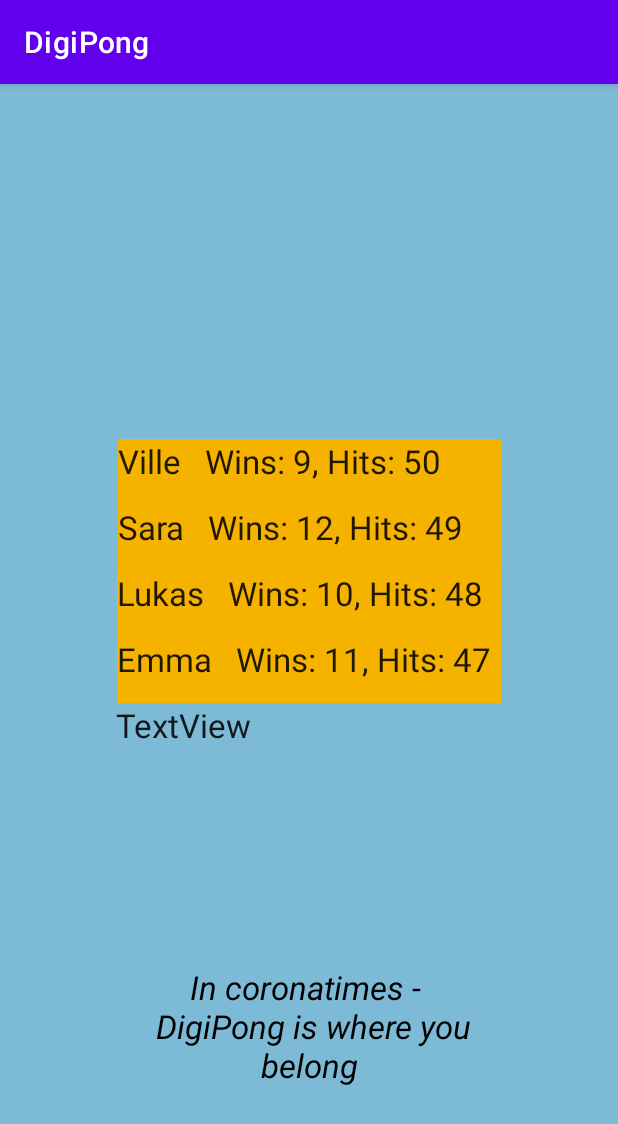
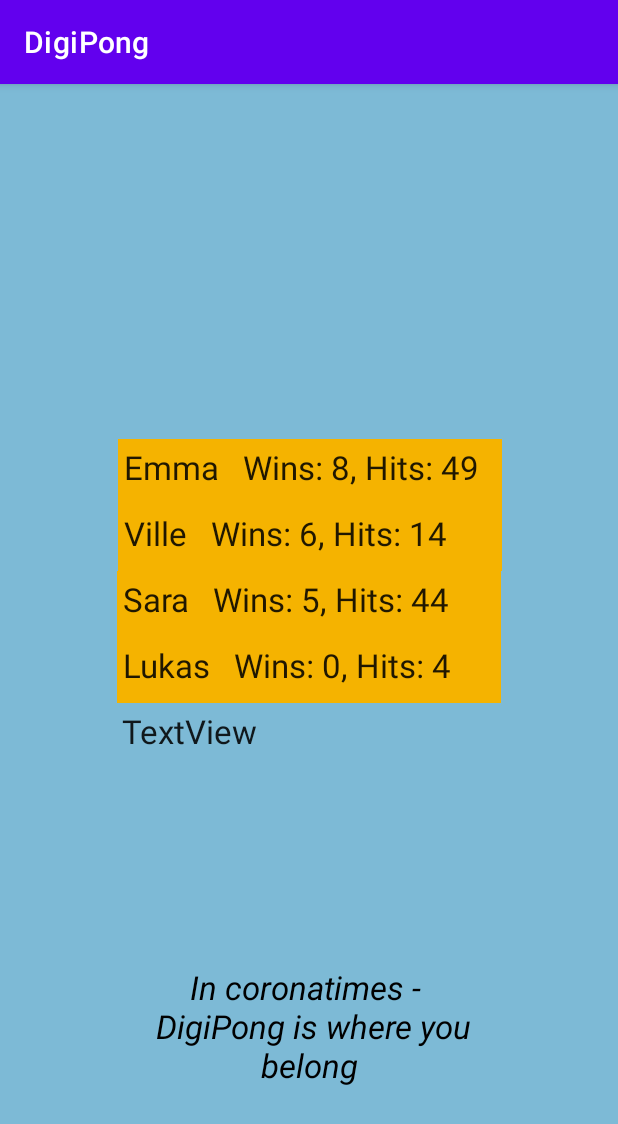
Before and after one commit to LukasStudent123/MAMN01-Projekt, an Android app: the RankActivity screen opened directly, with no data from a screen before it, on a phone screen of 412 x 824 dp. Shown: the top 1124 px of the screen. Run offline under Robolectric (Android 15) with nearby library versions, the phone set to English and light mode, and no system bars.

Commit message:
Sorting rank by wins

```diff
--- a/app/Digipong/src/main/java/com/example/digipong/RankActivity.java
+++ b/app/Digipong/src/main/java/com/example/digipong/RankActivity.java
@@ -1,24 +1,30 @@
 package com.example.digipong;
 
+import androidx.annotation.RequiresApi;
 import androidx.appcompat.app.AppCompatActivity;
 
 import android.graphics.Color;
+import android.os.Build;
 import android.os.Bundle;
 import android.widget.ImageView;
 import android.widget.TextView;
 
 import java.util.ArrayList;
+import java.util.Comparator;
+import java.util.Random;
 
 public class RankActivity extends AppCompatActivity {
     private ImageView img;
     private TextView one;
     private String name;
+    private Random rand;
 
     private ArrayList<TextView> textViews;
 
     // Kanske vi vill byta ut till nån typ av sorterad lista
     private ArrayList<Person> persons;
 
+    @RequiresApi(api = Build.VERSION_CODES.N)
     @Override
     protected void onCreate(Bundle savedInstanceState) {
         super.onCreate(savedInstanceState);
@@ -32,12 +38,17 @@ public class RankActivity extends AppCompatActivity {
         textViews.add(findViewById(R.id.four));
         textViews.add(findViewById(R.id.five));
 
+        rand = new Random();
+
         // Adds all players to a list
         persons = new ArrayList<>();
-        persons.add(new Person("Ville", 9, 50));
-        persons.add(new Person("Sara", 12, 49));
-        persons.add(new Person("Lukas", 10, 48));
-        persons.add(new Person("Emma", 11, 47));
+        persons.add(new Person("Ville", rand.nextInt(10), rand.nextInt(50)));
+        persons.add(new Person("Sara", rand.nextInt(10), rand.nextInt(50)));
+        persons.add(new Person("Lukas", rand.nextInt(10), rand.nextInt(50)));
+        persons.add(new Person("Emma", rand.nextInt(10), rand.nextInt(50)));
+
+        persons.sort(Comparator.comparing(Person::getNumberOfWins).reversed());
+
 
         for (int i = 0; i < persons.size(); i++){
             Person person = persons.get(i);
--- a/app/Digipong/src/main/res/layout/activity_rank.xml
+++ b/app/Digipong/src/main/res/layout/activity_rank.xml
@@ -33,6 +33,7 @@
         android:id="@+id/one"
         android:layout_width="256dp"
         android:layout_height="44dp"
+        android:padding="4dp"
         android:text="TextView"
         android:textAppearance="@style/TextAppearance.AppCompat.Large"
         app:layout_constraintBottom_toTopOf="@+id/two"
@@ -46,6 +47,7 @@
         android:id="@+id/two"
         android:layout_width="256dp"
         android:layout_height="44dp"
+        android:padding="4dp"
         android:text="TextView"
         android:textAppearance="@style/TextAppearance.AppCompat.Large"
         app:layout_constraintBottom_toTopOf="@+id/three"
@@ -57,6 +59,7 @@
         android:id="@+id/three"
         android:layout_width="256dp"
         android:layout_height="44dp"
+        android:padding="4dp"
         android:text="TextView"
         android:textAppearance="@style/TextAppearance.AppCompat.Large"
         app:layout_constraintBottom_toTopOf="@+id/four"
@@ -67,6 +70,7 @@
         android:id="@+id/four"
         android:layout_width="256dp"
         android:layout_height="44dp"
+        android:padding="4dp"
         android:text="TextView"
         android:textAppearance="@style/TextAppearance.AppCompat.Large"
         app:layout_constraintBottom_toTopOf="@+id/five"
@@ -77,6 +81,7 @@
         android:id="@+id/five"
         android:layout_width="256dp"
         android:layout_height="44dp"
+        android:padding="4dp"
         android:layout_marginBottom="120dp"
         android:text="TextView"
         android:textAppearance="@style/TextAppearance.AppCompat.Large"
```
